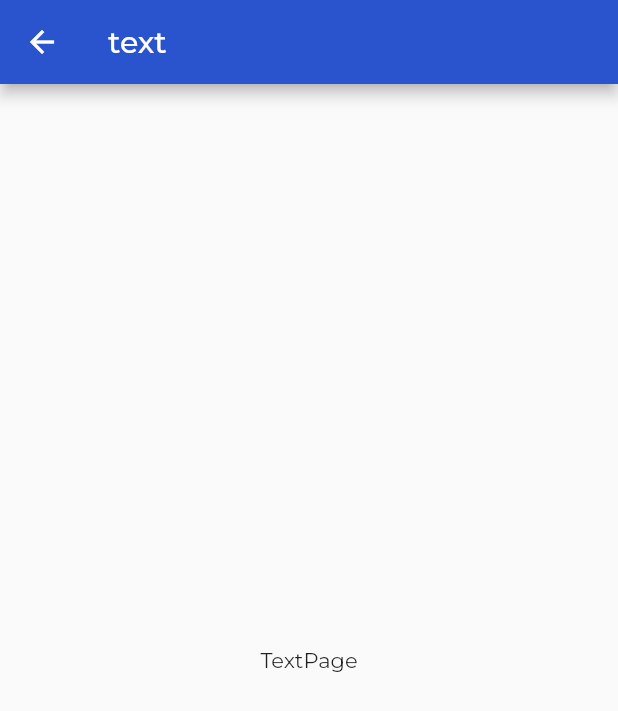
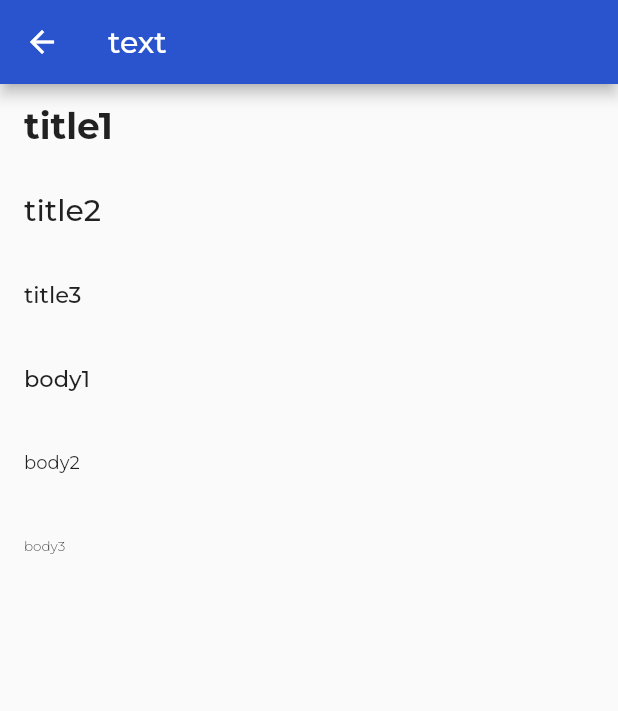
Before and after one commit to stoneyezhenxu/flutter_woo_commerce_getx_learn, a Flutter app: the TextPage screen opened by its route, on a phone screen of 412 x 824 dp. Shown: the top 711 px of the screen. Run offline on Flutter 3.47's test engine with Material 2 defaults, Android fonts, the phone set to English and light mode, and no system bars; our stand-ins replace dio, get, package_info_plus, shared_preferences; accounts and stored records are empty.

Commit message:
add text

```diff
--- a/lib/common/widgets/index.dart
+++ b/lib/common/widgets/index.dart
@@ -1,3 +1,4 @@
 library widgets;
 
+export './text.dart';
 // export './xxxx.dart';
--- a/lib/pages/styles/styles_index/view.dart
+++ b/lib/pages/styles/styles_index/view.dart
@@ -10,6 +10,10 @@ class StylesIndexPage extends GetView<StylesIndexController> {
   // 主视图
   Widget _buildView() {
     return Column(children: [
+      ListTile(
+        onTap: () => Get.toNamed(RouteNames.stylesText),
+        title: const Text("Text 文本"),
+      ),
       ListTile(
         onTap: controller.onThemeSelected,
         title: Text("主题 : ${ConfigService.to.isDarkModel ? "Dark" : "Light"}"),
--- a/lib/pages/styles/text/view.dart
+++ b/lib/pages/styles/text/view.dart
@@ -1,4 +1,5 @@
 import 'package:flutter/material.dart';
+import 'package:flutter_woo_commerce_getx_learn/common/index.dart';
 import 'package:get/get.dart';
 
 import 'index.dart';
@@ -8,8 +9,15 @@ class TextPage extends GetView<TextController> {
 
   // 主视图
   Widget _buildView() {
-    return const Center(
-      child: Text("TextPage"),
+    return ListView(
+      children: const [
+        ListTile(title: TextWidget.title1("title1")),
+        ListTile(title: TextWidget.title2("title2")),
+        ListTile(title: TextWidget.title3("title3")),
+        ListTile(title: TextWidget.body1("body1")),
+        ListTile(title: TextWidget.body2("body2")),
+        ListTile(title: TextWidget.body3("body3")),
+      ],
     );
   }
 
--- a/pubspec.yaml
+++ b/pubspec.yaml
@@ -42,6 +42,8 @@ dependencies:
   package_info_plus: ^4.1.0
   shared_preferences: ^2.2.1
   dio: ^5.3.3
+  flutter_svg: ^2.0.7
+  badges: ^3.1.2
 
 dev_dependencies:
   flutter_test:
```
Also changed, not shown: pubspec.lock.
